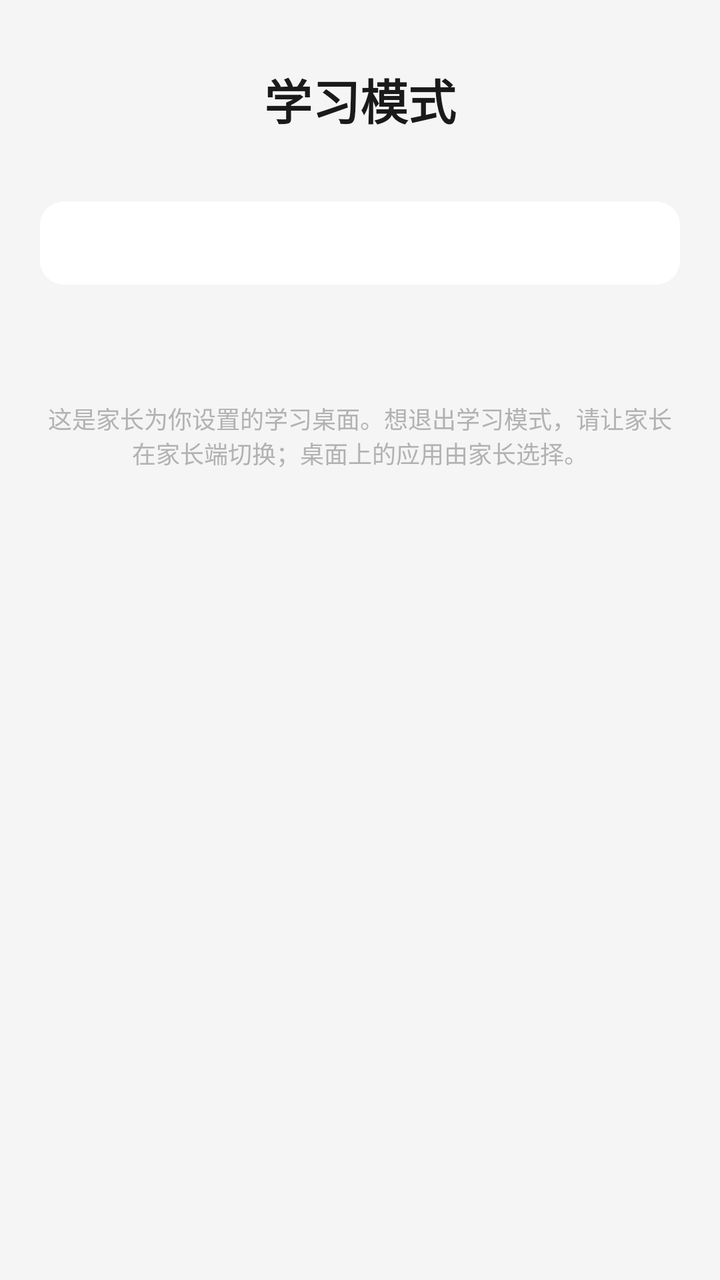
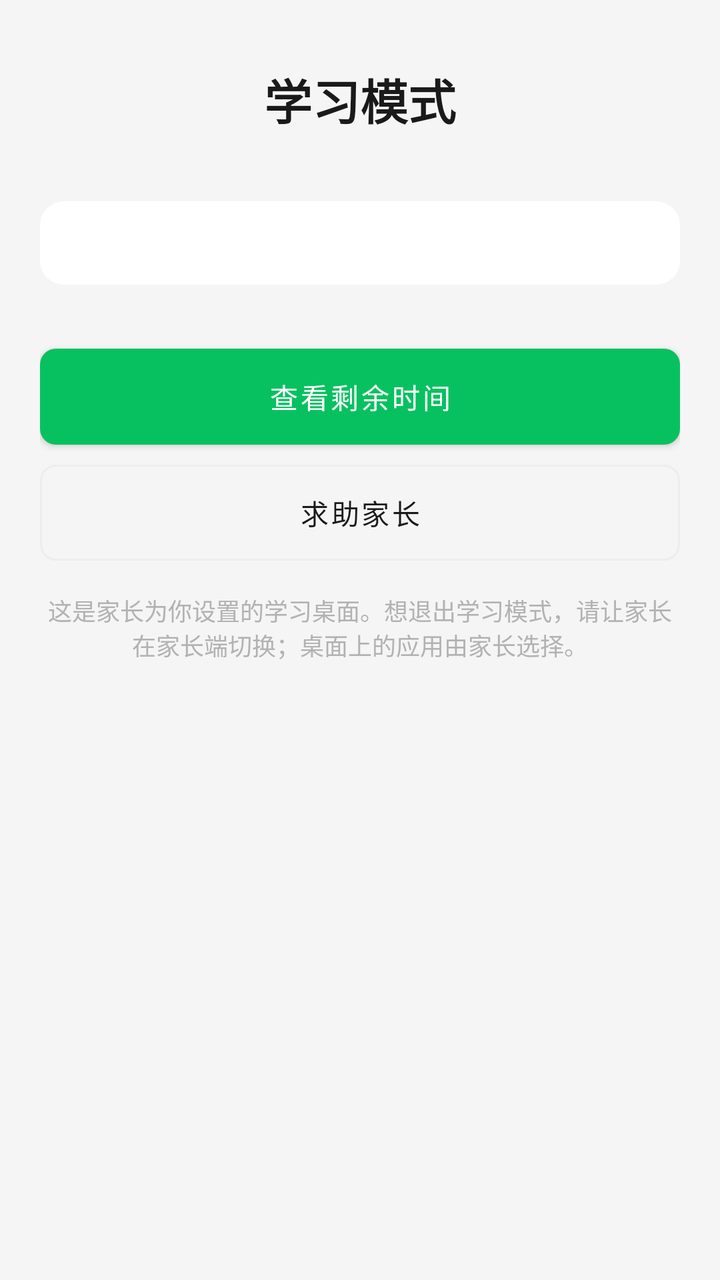

Two renders of the same Android screen: before a commit and after it. Below are the layout's source before the change and the commit's diff.
<!-- AndroidManifest.xml: application theme Theme.BalloonDog -->
<!-- res/layout/activity_study_home.xml -->
<?xml version="1.0" encoding="utf-8"?>
<ScrollView xmlns:android="http://schemas.android.com/apk/res/android"
    android:layout_width="match_parent"
    android:layout_height="match_parent"
    android:background="@color/surface_bg"
    android:fillViewport="true">

    <LinearLayout
        android:layout_width="match_parent"
        android:layout_height="wrap_content"
        android:gravity="center_horizontal"
        android:orientation="vertical"
        android:padding="20dp">

        <TextView
            android:layout_width="wrap_content"
            android:layout_height="wrap_content"
            android:layout_marginTop="12dp"
            android:text="@string/title_study_home"
            android:textColor="@color/text_primary"
            android:textSize="24sp"
            android:textStyle="bold" />

        <TextView
            android:id="@+id/textStudyClock"
            android:layout_width="wrap_content"
            android:layout_height="wrap_content"
            android:layout_marginTop="4dp"
            android:textColor="@color/text_tertiary"
            android:textSize="13sp" />

        <TextView
            android:id="@+id/textStudyNotice"
            android:layout_width="match_parent"
            android:layout_height="wrap_content"
            android:layout_marginTop="12dp"
            android:background="@drawable/bg_card"
            android:gravity="center"
            android:padding="12dp"
            android:textColor="@color/text_secondary"
            android:textSize="13sp" />

        <LinearLayout
            android:id="@+id/appGrid"
            android:layout_width="match_parent"
            android:layout_height="wrap_content"
            android:layout_marginTop="12dp"
            android:orientation="vertical" />

        <TextView
            android:id="@+id/textStudyEmpty"
            android:layout_width="match_parent"
            android:layout_height="wrap_content"
            android:layout_marginTop="16dp"
            android:gravity="center"
            android:textColor="@color/text_tertiary"
            android:textSize="13sp"
            android:visibility="gone" />

        <Button
            android:id="@+id/buttonChildHome"
            style="@style/ButtonPrimary"
            android:layout_width="match_parent"
            android:layout_marginTop="20dp"
            android:text="@string/action_child_home" />

        <Button
            android:id="@+id/buttonSos"
            style="@style/ButtonSecondary"
            android:layout_width="match_parent"
            android:layout_marginTop="10dp"
            android:text="@string/action_sos" />

        <TextView
            android:layout_width="match_parent"
            android:layout_height="wrap_content"
            android:layout_marginTop="16dp"
            android:gravity="center"
            android:text="@string/study_home_hint"
            android:textColor="@color/text_tertiary"
            android:textSize="12sp" />
    </LinearLayout>
</ScrollView>
<!-- resources referenced by this layout -->
<resources>
  <color name="surface_bg">#FFF5F5F5</color>
  <color name="text_primary">#FF1A1A1A</color>
  <color name="text_secondary">#FF888888</color>
  <color name="text_tertiary">#FFB2B2B2</color>
  <!-- drawable bg_card (drawable) -->
  <?xml version="1.0" encoding="utf-8"?>
  <shape xmlns:android="http://schemas.android.com/apk/res/android"
      android:shape="rectangle">
      <solid android:color="@color/card_bg" />
      <corners android:radius="12dp" />
  </shape>
  <string name="action_child_home">查看剩余时间</string>
  <string name="action_sos">求助家长</string>
  <string name="study_home_hint">这是家长为你设置的学习桌面。想退出学习模式，请让家长在家长端切换；桌面上的应用由家长选择。</string>
  <string name="title_study_home">学习模式</string>
  <style name="ButtonPrimary" parent="Widget.MaterialComponents.Button">
          <item name="backgroundTint">@color/wechat_green</item>
          <item name="android:textColor">@android:color/white</item>
          <item name="cornerRadius">8dp</item>
          <item name="android:insetTop">0dp</item>
          <item name="android:insetBottom">0dp</item>
      </style>
  <style name="ButtonSecondary" parent="Widget.MaterialComponents.Button.OutlinedButton">
          <item name="strokeColor">@color/divider</item>
          <item name="android:textColor">@color/text_primary</item>
          <item name="cornerRadius">8dp</item>
          <item name="android:insetTop">0dp</item>
          <item name="android:insetBottom">0dp</item>
      </style>
  <style name="Theme.BalloonDog" parent="Theme.MaterialComponents.DayNight.NoActionBar">
          <item name="colorPrimary">@color/wechat_green</item>
          <item name="colorPrimaryDark">@color/wechat_green_dark</item>
          <item name="colorAccent">@color/wechat_green</item>
          <item name="android:windowBackground">@color/surface_bg</item>
          <item name="android:textColorPrimary">@color/text_primary</item>
          <item name="android:statusBarColor" tools:targetApi="21">@color/wechat_green_dark</item>
      </style>
  <color name="card_bg">#FFFFFFFF</color>
  <color name="wechat_green">#FF07C160</color>
  <color name="divider">#FFEDEDED</color>
  <color name="wechat_green_dark">#FF059748</color>
</resources>

<!-- the commit's change to res/layout/activity_study_home.xml (unified diff, before → after) -->
@@ -61,6 +61,7 @@
             android:id="@+id/buttonChildHome"
             style="@style/ButtonPrimary"
             android:layout_width="match_parent"
+            android:layout_height="wrap_content"
             android:layout_marginTop="20dp"
             android:text="@string/action_child_home" />
 
@@ -68,6 +69,7 @@
             android:id="@+id/buttonSos"
             style="@style/ButtonSecondary"
             android:layout_width="match_parent"
+            android:layout_height="wrap_content"
             android:layout_marginTop="10dp"
             android:text="@string/action_sos" />
 
